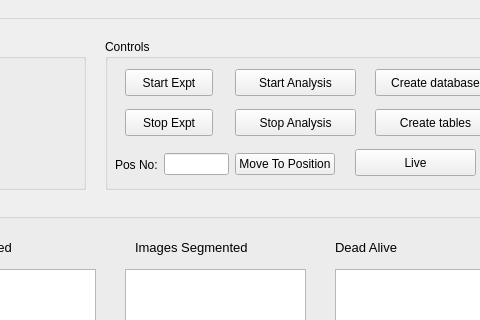
The window that narsil/liverun/ui/mainWindow.ui (karempudi/narsil) describes before a commit, drawn with Qt 5; both pictures show x 125 to 605 and y 0 to 320 of the 904 by 858 pixel window.
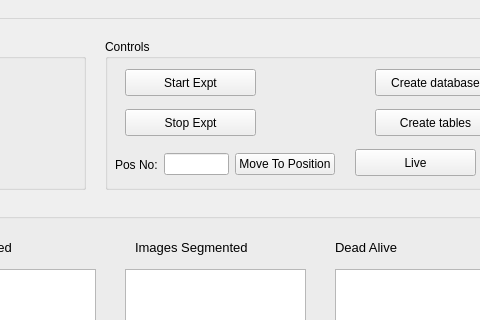
The same window after the commit. Custom widgets are drawn as their Qt base class.

Patch:
```diff
--- a/narsil/liverun/ui/mainWindow.ui
+++ b/narsil/liverun/ui/mainWindow.ui
@@ -296,7 +296,7 @@
       <rect>
        <x>20</x>
        <y>70</y>
-       <width>88</width>
+       <width>131</width>
        <height>27</height>
       </rect>
      </property>
@@ -309,7 +309,7 @@
       <rect>
        <x>20</x>
        <y>30</y>
-       <width>88</width>
+       <width>131</width>
        <height>27</height>
       </rect>
      </property>
@@ -317,32 +317,6 @@
       <string>Start Expt</string>
      </property>
     </widget>
-    <widget class="QPushButton" name="startAnalysisButton">
-     <property name="geometry">
-      <rect>
-       <x>130</x>
-       <y>30</y>
-       <width>121</width>
-       <height>27</height>
-      </rect>
-     </property>
-     <property name="text">
-      <string>Start Analysis</string>
-     </property>
-    </widget>
-    <widget class="QPushButton" name="stopAnalysisButton">
-     <property name="geometry">
-      <rect>
-       <x>130</x>
-       <y>70</y>
-       <width>121</width>
-       <height>27</height>
-      </rect>
-     </property>
-     <property name="text">
-      <string>Stop Analysis</string>
-     </property>
-    </widget>
     <widget class="QPushButton" name="createDbButton">
      <property name="geometry">
       <rect>
```
